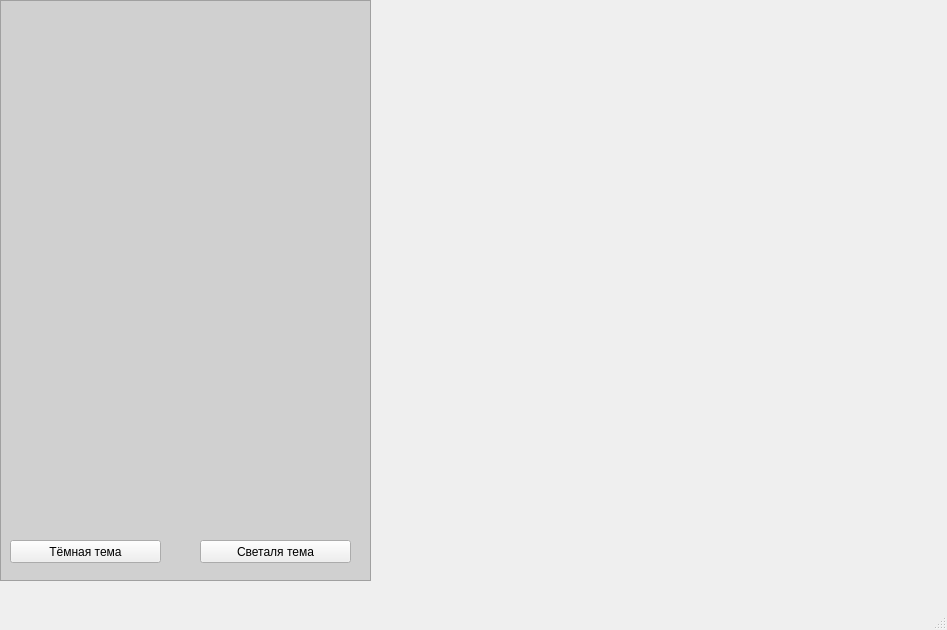
Above: mainWindow.ui from taishakutenn/TTbank before the change. Below: the same form after it.
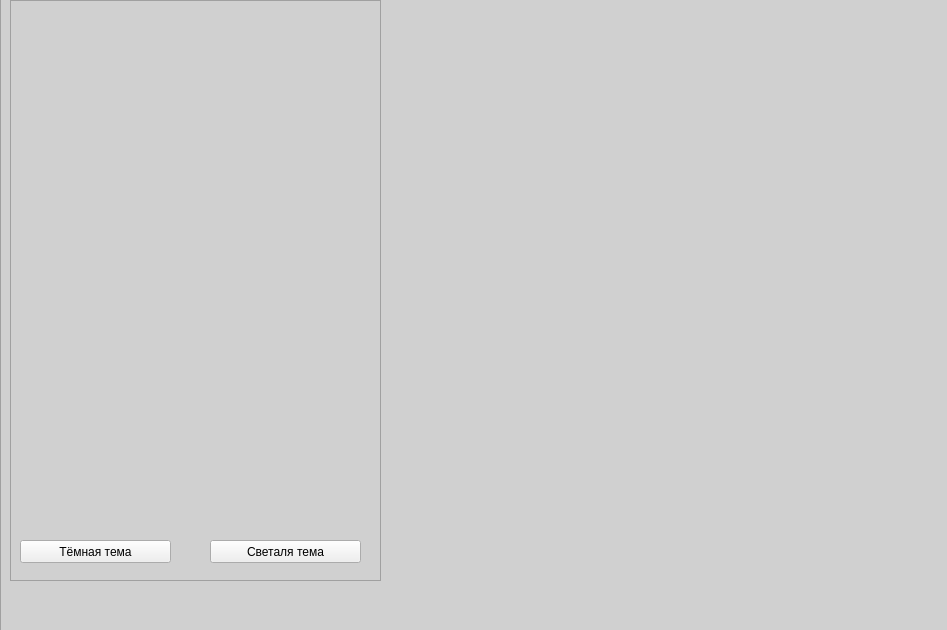
That is the form after the change. Icons and pictures are not drawn.

Commit message: Сделал возможность смены цвета, а так же программа запоминает теперь эти данные и автоматически их подставляет при запуске

What changed in the file:
```diff
--- a/mainWindow.ui
+++ b/mainWindow.ui
@@ -38,10 +38,10 @@
    <widget class="QFrame" name="backgroundFrame">
     <property name="geometry">
      <rect>
-      <x>-270</x>
-      <y>1500</y>
-      <width>1500</width>
-      <height>80</height>
+      <x>0</x>
+      <y>-20</y>
+      <width>951</width>
+      <height>651</height>
      </rect>
     </property>
     <property name="styleSheet">
@@ -53,12 +53,11 @@
     <property name="frameShadow">
      <enum>QFrame::Raised</enum>
     </property>
-   </widget>
    <widget class="QWidget" name="verticalLayoutWidget">
     <property name="geometry">
      <rect>
-      <x>0</x>
-      <y>0</y>
+       <x>10</x>
+       <y>20</y>
       <width>371</width>
       <height>581</height>
      </rect>
@@ -146,17 +145,7 @@
     </layout>
    </widget>
   </widget>
-  <widget class="QMenuBar" name="menubar">
-   <property name="geometry">
-    <rect>
-     <x>0</x>
-     <y>0</y>
-     <width>947</width>
-     <height>21</height>
-    </rect>
-   </property>
   </widget>
-  <widget class="QStatusBar" name="statusbar"/>
  </widget>
  <resources/>
  <connections/>
```
Lines whose indentation alone changed are shown as unchanged. The commit also changes 2 other files.
